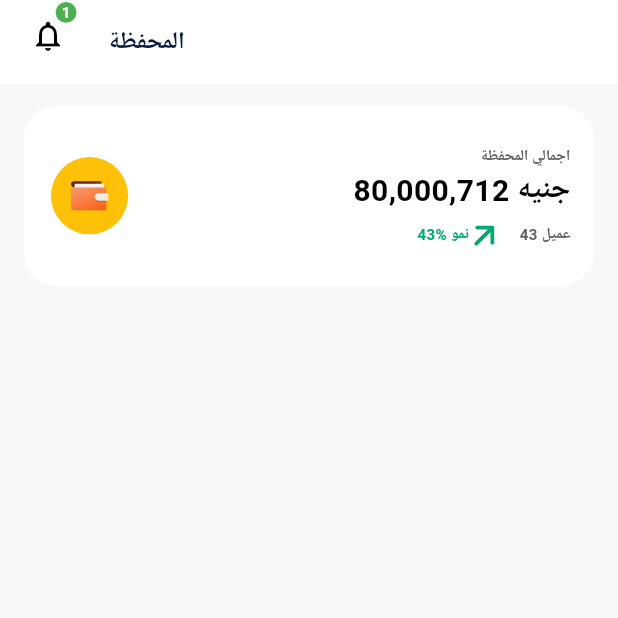
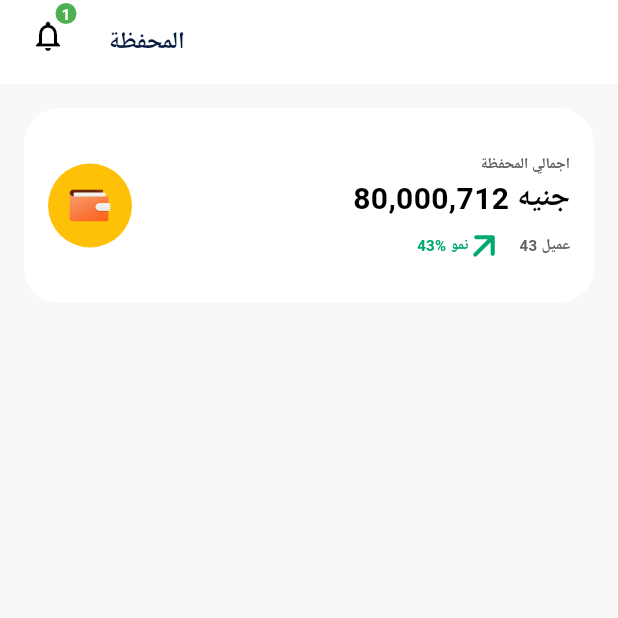
Before and after one commit to bassant56/halan_app, a Flutter app: the screen it shows after launch, on a phone screen of 412 x 824 dp, the top half of it. Run offline on Flutter 3.47's test engine with Material 3 defaults, Android fonts, the phone set to English and light mode, and no system bars; our stand-ins replace device_preview, flutter_svg.

Commit message:
fix screenutil

```diff
--- a/lib/main.dart
+++ b/lib/main.dart
@@ -1,7 +1,6 @@
 import 'package:flutter/foundation.dart';
 import 'package:flutter/material.dart';
 import 'package:device_preview/device_preview.dart';
-import 'package:flutter_screenutil/flutter_screenutil.dart';
 import 'package:halan_app/modules/wallet_screen/wallet_screen_ui/wallet_screen.dart';
 
 void main() {
@@ -15,15 +14,10 @@ class MyApp extends StatelessWidget {
 
   @override
   Widget build(BuildContext context) {
-    return ScreenUtilInit(
-      designSize: const Size(414, 896),
-      minTextAdapt: true,
-      // splitScreenMode: true,
-      child: MaterialApp(
-        debugShowCheckedModeBanner: false,
-        builder: DevicePreview.appBuilder,
-        home: WalletScreen(),
-      ),
+    return MaterialApp(
+      debugShowCheckedModeBanner: false,
+      builder: DevicePreview.appBuilder,
+      home: WalletScreen(),
     );
   }
 }
--- a/lib/modules/wallet_screen/wallet_screen_ui/wallet_screen.dart
+++ b/lib/modules/wallet_screen/wallet_screen_ui/wallet_screen.dart
@@ -1,5 +1,4 @@
 import 'package:flutter/material.dart';
-import 'package:flutter_screenutil/flutter_screenutil.dart';
 import 'package:halan_app/modules/wallet_screen/wallet_screen_ui/widgits/wallet_header.dart';
 
 class WalletScreen extends StatefulWidget {
@@ -32,11 +31,11 @@ class _WalletScreenState extends State<WalletScreen> {
               onPressed: () {},
             ),
             Positioned(
-              right: 5.w,
-              top: 1.h,
+              right: 5,
+              top: 1,
               child: Container(
-                width: 14.w,
-                height: 16.h,
+                width: 14,
+                height: 16,
                 decoration: BoxDecoration(
                   color: Colors.green,
                   shape: BoxShape.circle,
@@ -57,7 +56,7 @@ class _WalletScreenState extends State<WalletScreen> {
         ),
       ),
       body: Padding(
-        padding: EdgeInsets.symmetric(horizontal: 16.w, vertical: 16.h),
+        padding: EdgeInsets.symmetric(horizontal: 16, vertical: 16),
         child: Column(children: [WalletHeader()]),
       ),
     );
--- a/lib/modules/wallet_screen/wallet_screen_ui/widgits/wallet_header.dart
+++ b/lib/modules/wallet_screen/wallet_screen_ui/widgits/wallet_header.dart
@@ -1,5 +1,4 @@
 import 'package:flutter/material.dart';
-import 'package:flutter_screenutil/flutter_screenutil.dart';
 import 'package:flutter_svg/flutter_svg.dart';
 
 class WalletHeader extends StatelessWidget {
@@ -9,11 +8,11 @@ class WalletHeader extends StatelessWidget {
   Widget build(BuildContext context) {
     return Container(
       width: double.infinity,
-      height: 130.h,
-      padding: EdgeInsets.symmetric(horizontal: 16.w, vertical: 16.h),
+      height: 130,
+      padding: EdgeInsets.symmetric(horizontal: 16, vertical: 16),
       decoration: BoxDecoration(
         color: Colors.white,
-        borderRadius: BorderRadius.circular(24.r),
+        borderRadius: BorderRadius.circular(24),
       ),
       child: Row(
         children: [
@@ -22,18 +21,18 @@ class WalletHeader extends StatelessWidget {
               color: Colors.amber,
               shape: BoxShape.circle,
             ),
-            width: 56.w,
-            height: 56.h,
+            width: 56,
+            height: 56,
             child: Padding(
-              padding: EdgeInsets.symmetric(horizontal: 12.w, vertical: 12.h),
+              padding: EdgeInsets.symmetric(horizontal: 12, vertical: 12),
               child: SvgPicture.asset(
                 'assets/Wallet_LO.svg',
-                width: 32.w,
-                height: 32.h,
+                width: 32,
+                height: 32,
               ),
             ),
           ),
-          SizedBox(width: 16.w),
+          SizedBox(width: 16),
           Expanded(
             child: Column(
               crossAxisAlignment: CrossAxisAlignment.end,
@@ -56,7 +55,7 @@ class WalletHeader extends StatelessWidget {
                     color: Colors.black,
                   ),
                 ),
-                SizedBox(height: 8.h),
+                SizedBox(height: 8),
                 Row(
                   mainAxisAlignment: MainAxisAlignment.end,
                   children: [
@@ -68,17 +67,17 @@ class WalletHeader extends StatelessWidget {
                         fontWeight: FontWeight.w600,
                       ),
                     ),
-                    SizedBox(width: 2.w),
+                    SizedBox(width: 2),
                     Container(
-                      width: 16.w,
-                      height: 16.h,
+                      width: 16,
+                      height: 16,
                       child: SvgPicture.asset(
                         'assets/Combined Shape.svg',
-                        width: 11.w,
-                        height: 12.h,
+                        width: 11,
+                        height: 12,
                       ),
                     ),
-                    VerticalDivider(color: Color(0xffB9BABA), width: 16.w),
+                    VerticalDivider(color: Color(0xffB9BABA), width: 16),
                     Text(
                       '43 عميل',
                       style: TextStyle(
--- a/pubspec.yaml
+++ b/pubspec.yaml
@@ -36,7 +36,6 @@ dependencies:
   # The following adds the Cupertino Icons font to your application.
   # Use with the CupertinoIcons class for iOS style icons.
   cupertino_icons: ^1.0.8
-  flutter_screenutil: ^5.9.3
 
 
 dev_dependencies:
```
Also changed, not shown: pubspec.lock.
